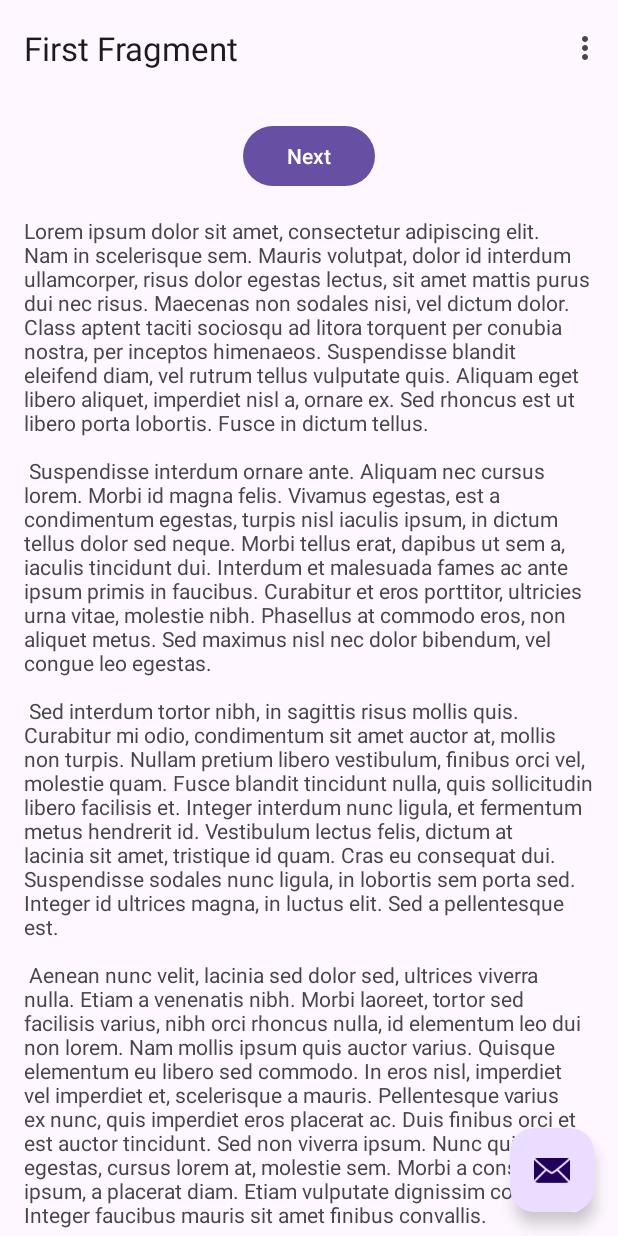
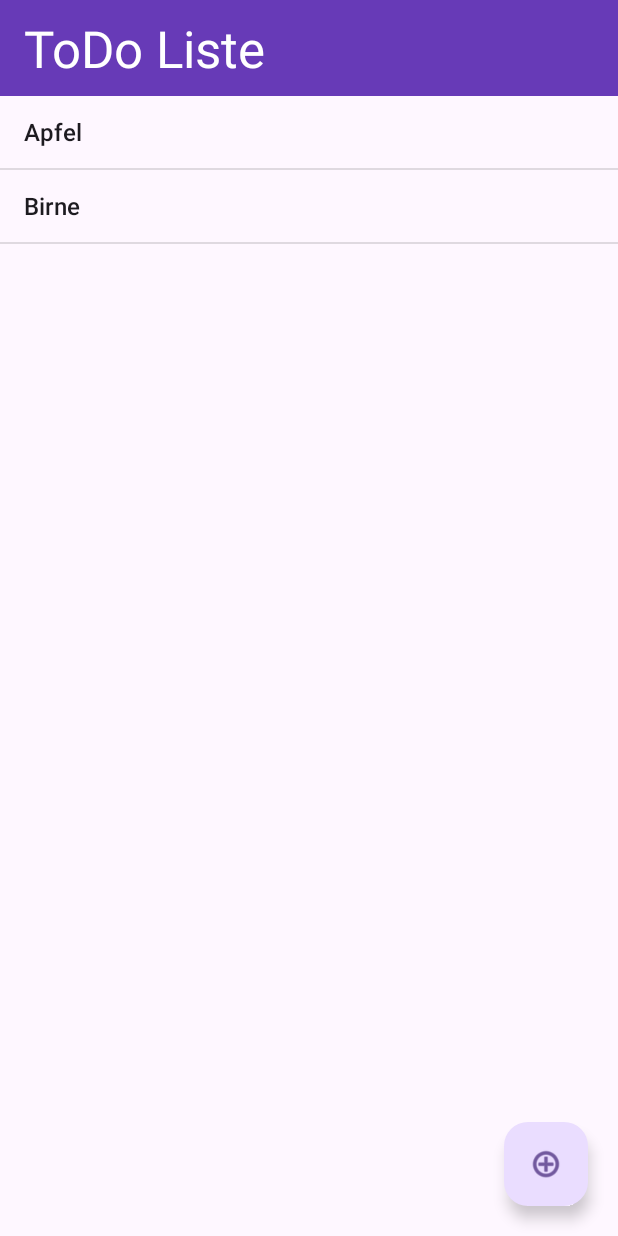
Before and after one commit to AeternumDev/App-Project-One, an Android app: the screen it shows after launch (MainActivity), on a phone screen of 412 x 824 dp. Run offline under Robolectric (Android 15) with nearby library versions, the phone set to English and light mode, and no system bars.

```diff
--- a/app/build.gradle.kts
+++ b/app/build.gradle.kts
@@ -5,12 +5,12 @@ plugins {
 
 android {
     namespace = "com.example.appprojectone"
-    compileSdk = 33
+    compileSdk = 34
 
     defaultConfig {
         applicationId = "com.example.appprojectone"
         minSdk = 31
-        targetSdk = 33
+        targetSdk = 34
         versionCode = 1
         versionName = "1.0"
 
--- a/app/src/main/java/com/example/appprojectone/FirstFragment.kt
+++ /dev/null
@@ -1,44 +0,0 @@
-package com.example.appprojectone
-
-import android.os.Bundle
-import androidx.fragment.app.Fragment
-import android.view.LayoutInflater
-import android.view.View
-import android.view.ViewGroup
-import androidx.navigation.fragment.findNavController
-import com.example.appprojectone.databinding.FragmentFirstBinding
-
-/**
- * A simple [Fragment] subclass as the default destination in the navigation.
- */
-class FirstFragment : Fragment() {
-
-    private var _binding: FragmentFirstBinding? = null
-
-    // This property is only valid between onCreateView and
-    // onDestroyView.
-    private val binding get() = _binding!!
-
-    override fun onCreateView(
-        inflater: LayoutInflater, container: ViewGroup?,
-        savedInstanceState: Bundle?
-    ): View? {
-
-        _binding = FragmentFirstBinding.inflate(inflater, container, false)
-        return binding.root
-
-    }
-
-    override fun onViewCreated(view: View, savedInstanceState: Bundle?) {
-        super.onViewCreated(view, savedInstanceState)
-
-        binding.buttonFirst.setOnClickListener {
-            findNavController().navigate(R.id.action_FirstFragment_to_SecondFragment)
-        }
-    }
-
-    override fun onDestroyView() {
-        super.onDestroyView()
-        _binding = null
-    }
-}
--- a/app/src/main/java/com/example/appprojectone/MainActivity.kt
+++ b/app/src/main/java/com/example/appprojectone/MainActivity.kt
@@ -1,20 +1,25 @@
 package com.example.appprojectone
 
 import android.os.Bundle
-import com.google.android.material.snackbar.Snackbar
+import android.renderscript.ScriptGroup.Input
+import android.text.InputType
+import android.widget.AdapterView.OnItemClickListener
+import android.widget.ArrayAdapter
+import android.widget.EditText
+import android.widget.ListView
+import android.widget.Toast
+import androidx.appcompat.app.AlertDialog
 import androidx.appcompat.app.AppCompatActivity
-import androidx.navigation.findNavController
-import androidx.navigation.ui.AppBarConfiguration
-import androidx.navigation.ui.navigateUp
-import androidx.navigation.ui.setupActionBarWithNavController
-import android.view.Menu
-import android.view.MenuItem
 import com.example.appprojectone.databinding.ActivityMainBinding
+import com.google.android.material.floatingactionbutton.FloatingActionButton
 
 class MainActivity : AppCompatActivity() {
 
-    private lateinit var appBarConfiguration: AppBarConfiguration
     private lateinit var binding: ActivityMainBinding
+    private lateinit var lvtodolist: ListView
+    private lateinit var fab: FloatingActionButton
+    private lateinit var shoppingItems: ArrayList<String>
+    private lateinit var itemadapter: ArrayAdapter<String>
 
     override fun onCreate(savedInstanceState: Bundle?) {
         super.onCreate(savedInstanceState)
@@ -22,37 +27,59 @@ class MainActivity : AppCompatActivity() {
         binding = ActivityMainBinding.inflate(layoutInflater)
         setContentView(binding.root)
 
-        setSupportActionBar(binding.toolbar)
+        lvtodolist = findViewById(R.id.lvtodolist)
+        fab = findViewById(R.id.floatingActionButton)
+        shoppingItems = ArrayList()
 
-        val navController = findNavController(R.id.nav_host_fragment_content_main)
-        appBarConfiguration = AppBarConfiguration(navController.graph)
-        setupActionBarWithNavController(navController, appBarConfiguration)
+        shoppingItems.add("Apfel")
+        shoppingItems.add("Birne")
 
-        binding.fab.setOnClickListener { view ->
-            Snackbar.make(view, "Replace with your own action", Snackbar.LENGTH_LONG)
-                .setAction("Action", null).show()
+        itemadapter = ArrayAdapter(this, android.R.layout.simple_list_item_1, shoppingItems)
+        lvtodolist.adapter = itemadapter
+
+        // Set an item long click listener for deletion
+        lvtodolist.setOnItemLongClickListener { _, _, position, _ ->
+            // AlertDialog for confirmation on deletion
+            AlertDialog.Builder(this).apply {
+                setTitle("Delete Item")
+                setMessage("You are about to delete an item. Are you sure?")
+                setPositiveButton("Yes") { dialog, _ ->
+                    shoppingItems.removeAt(position) // remove the item from the list
+                    itemadapter.notifyDataSetChanged() // refresh the adapter
+                    Toast.makeText(this@MainActivity, "Item deleted", Toast.LENGTH_SHORT).show()
+                    dialog.dismiss()
+                }
+                setNegativeButton("No") { dialog, _ ->
+                    dialog.dismiss()
+                }
+            }.create().show()
+
+            true // indicates that the long click was consumed
         }
-    }
 
-    override fun onCreateOptionsMenu(menu: Menu): Boolean {
-        // Inflate the menu; this adds items to the action bar if it is present.
-        menuInflater.inflate(R.menu.menu_main, menu)
-        return true
-    }
 
-    override fun onOptionsItemSelected(item: MenuItem): Boolean {
-        // Handle action bar item clicks here. The action bar will
-        // automatically handle clicks on the Home/Up button, so long
-        // as you specify a parent activity in AndroidManifest.xml.
-        return when (item.itemId) {
-            R.id.action_settings -> true
-            else -> super.onOptionsItemSelected(item)
+
+        fab.setOnClickListener {
+            var builder = AlertDialog.Builder(this)
+            builder.setTitle("Add a ToDo Item")
+
+            var input = EditText(this)
+            input.hint = "create something wonderful"
+            input.inputType = InputType.TYPE_CLASS_TEXT
+            builder.setView(input)
+
+            builder.setPositiveButton("Lets go!") { dialog, which ->
+                shoppingItems.add(input.text.toString())
+                itemadapter.notifyDataSetChanged()
+            }
+
+            builder.setNegativeButton("No :(") { dialog, which ->
+                dialog.cancel()
+
+            }
+            builder.show()
+
         }
-    }
 
-    override fun onSupportNavigateUp(): Boolean {
-        val navController = findNavController(R.id.nav_host_fragment_content_main)
-        return navController.navigateUp(appBarConfiguration)
-                || super.onSupportNavigateUp()
     }
 }
--- a/app/src/main/res/layout/activity_main.xml
+++ b/app/src/main/res/layout/activity_main.xml
@@ -5,29 +5,40 @@
     android:layout_width="match_parent"
     android:layout_height="match_parent"
     android:fitsSystemWindows="true"
+    android:forceDarkAllowed="true"
     tools:context=".MainActivity">
 
-    <com.google.android.material.appbar.AppBarLayout
-        android:layout_width="match_parent"
-        android:layout_height="wrap_content"
-        android:fitsSystemWindows="true">
-
-        <com.google.android.material.appbar.MaterialToolbar
-            android:id="@+id/toolbar"
-            android:layout_width="match_parent"
-            android:layout_height="?attr/actionBarSize" />
-
-    </com.google.android.material.appbar.AppBarLayout>
-
-    <include layout="@layout/content_main" />
-
     <com.google.android.material.floatingactionbutton.FloatingActionButton
-        android:id="@+id/fab"
+        android:id="@+id/floatingActionButton"
         android:layout_width="wrap_content"
         android:layout_height="wrap_content"
         android:layout_gravity="bottom|end"
-        android:layout_marginEnd="@dimen/fab_margin"
-        android:layout_marginBottom="16dp"
-        app:srcCompat="@android:drawable/ic_dialog_email" />
+        android:layout_marginEnd="20dp"
+        android:layout_marginBottom="20dp"
+        android:clickable="true"
+        app:srcCompat="@android:drawable/ic_menu_add" />
 
+    <LinearLayout
+        android:layout_width="match_parent"
+        android:layout_height="match_parent"
+        android:orientation="vertical">
+
+        <com.google.android.material.appbar.MaterialToolbar
+            android:id="@+id/materialToolbar"
+            android:layout_width="match_parent"
+            android:layout_height="wrap_content"
+            android:background="#673AB7"
+            android:minHeight="?attr/actionBarSize"
+            android:theme="?attr/actionBarTheme"
+            app:subtitleTextAppearance="@style/TextAppearance.AppCompat.Body1"
+            app:title="ToDo Liste"
+            app:titleMargin="6dp"
+            app:titleTextAppearance="@style/TextAppearance.AppCompat.Display1"
+            app:titleTextColor="#FFFFFF" />
+
+        <ListView
+            android:id="@+id/lvtodolist"
+            android:layout_width="match_parent"
+            android:layout_height="match_parent" />
+    </LinearLayout>
 </androidx.coordinatorlayout.widget.CoordinatorLayout>
--- a/app/src/main/res/layout/content_main.xml
+++ /dev/null
@@ -1,19 +0,0 @@
-<?xml version="1.0" encoding="utf-8"?>
-<androidx.constraintlayout.widget.ConstraintLayout xmlns:android="http://schemas.android.com/apk/res/android"
-    xmlns:app="http://schemas.android.com/apk/res-auto"
-    android:layout_width="match_parent"
-    android:layout_height="match_parent"
-    app:layout_behavior="@string/appbar_scrolling_view_behavior">
-
-    <fragment
-        android:id="@+id/nav_host_fragment_content_main"
-        android:name="androidx.navigation.fragment.NavHostFragment"
-        android:layout_width="0dp"
-        android:layout_height="0dp"
-        app:defaultNavHost="true"
-        app:layout_constraintBottom_toBottomOf="parent"
-        app:layout_constraintEnd_toEndOf="parent"
-        app:layout_constraintStart_toStartOf="parent"
-        app:layout_constraintTop_toTopOf="parent"
-        app:navGraph="@navigation/nav_graph" />
-</androidx.constraintlayout.widget.ConstraintLayout>
--- a/app/src/main/res/layout/fragment_first.xml
+++ /dev/null
@@ -1,35 +0,0 @@
-<?xml version="1.0" encoding="utf-8"?>
-<androidx.core.widget.NestedScrollView xmlns:android="http://schemas.android.com/apk/res/android"
-    xmlns:app="http://schemas.android.com/apk/res-auto"
-    xmlns:tools="http://schemas.android.com/tools"
-    android:layout_width="match_parent"
-    android:layout_height="match_parent"
-    tools:context=".FirstFragment">
-
-    <androidx.constraintlayout.widget.ConstraintLayout
-        android:layout_width="match_parent"
-        android:layout_height="match_parent"
-        android:padding="16dp">
-
-        <Button
-            android:id="@+id/button_first"
-            android:layout_width="wrap_content"
-            android:layout_height="wrap_content"
-            android:text="@string/next"
-            app:layout_constraintBottom_toTopOf="@id/textview_first"
-            app:layout_constraintEnd_toEndOf="parent"
-            app:layout_constraintStart_toStartOf="parent"
-            app:layout_constraintTop_toTopOf="parent" />
-
-        <TextView
-            android:id="@+id/textview_first"
-            android:layout_width="wrap_content"
-            android:layout_height="wrap_content"
-            android:layout_marginTop="16dp"
-            android:text="@string/lorem_ipsum"
-            app:layout_constraintBottom_toBottomOf="parent"
-            app:layout_constraintEnd_toEndOf="parent"
-            app:layout_constraintStart_toStartOf="parent"
-            app:layout_constraintTop_toBottomOf="@id/button_first" />
-    </androidx.constraintlayout.widget.ConstraintLayout>
-</androidx.core.widget.NestedScrollView>
```
Also changed, not shown: app/src/main/java/com/example/appprojectone/SecondFragment.kt (deleted, +0 -44 lines), app/src/main/res/layout/fragment_second.xml (deleted, +0 -35 lines).
